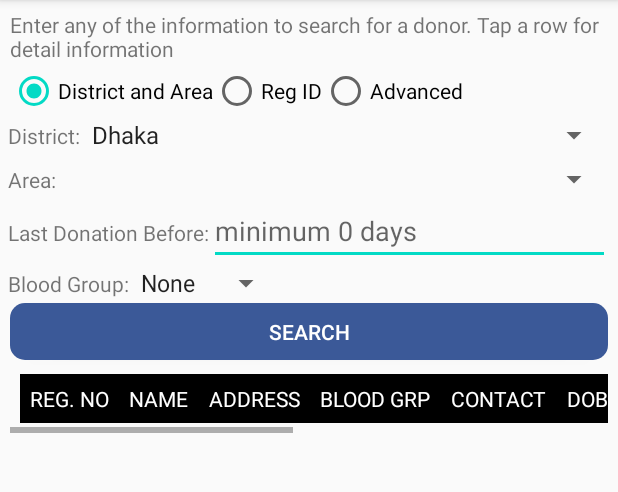
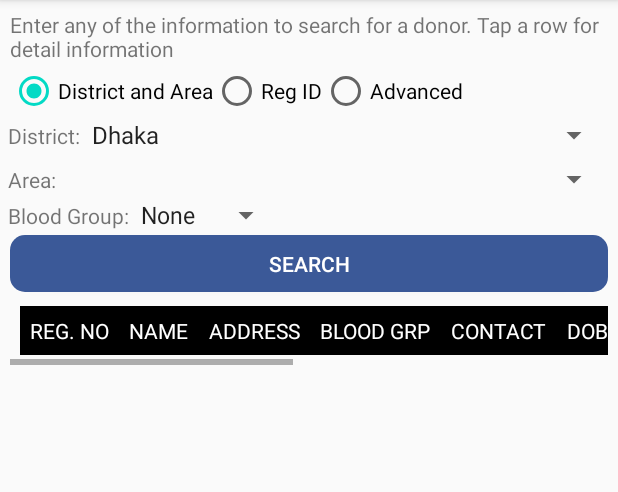
Before and after one commit to Nafiz43/MIST-Blood-Bank, an Android app: the Home screen opened directly, with no data from a screen before it, after a tap on "DONOR LIST", on a phone screen of 412 x 824 dp, the part 84-576 px from its top. Run offline under Robolectric (Android 15) with nearby library versions, the phone set to English and light mode, and no system bars; our stand-ins replace Firebase (no records; nobody signed in at launch, a user with empty details on screens opened directly).

Commit message:
3rd version(minor edits)

```diff
--- a/app/src/main/AndroidManifest.xml
+++ b/app/src/main/AndroidManifest.xml
@@ -4,7 +4,7 @@
 
     <application
         android:allowBackup="true"
-        android:icon="@drawable/logo"
+        android:icon="@drawable/mbb"
         android:label="MIST Blood Bank"
         android:roundIcon="@mipmap/ic_launcher_round"
         android:supportsRtl="true"
@@ -34,7 +34,7 @@
         <activity
             android:name=".MainActivity"
             android:label="MIST Blood Bank"
-            android:icon="@drawable/logo">
+            android:icon="@drawable/mbb">
             <intent-filter>
                 <action android:name="android.intent.action.MAIN" />
 
--- a/app/src/main/java/com/example/plasma_bank_cmh/Home.java
+++ b/app/src/main/java/com/example/plasma_bank_cmh/Home.java
@@ -39,12 +39,15 @@ public class Home extends AppCompatActivity implements NavigationView.OnNavigati
 
 
 
-        if (role.equals("Staff")  || role.equals("Doctor"))
+        if (role.equals("Staff")  || role.equals("Doctor")  ||role.equals("Student"))
         {
             //+pending.setEnabled(false);
             View b = findViewById(R.id.pending);
             b.setVisibility(View.GONE);
-
+        }
+        if(role.equals("Student")){
+            View b = findViewById(R.id.enroll_id);
+            b.setVisibility(View.GONE);
         }
 
         //THESE LINES OF CODE JUST SET UP THE NAVIGATION DRAWER WITH ITS FUNCTIONALITY
--- a/app/src/main/java/com/example/plasma_bank_cmh/MyTable.java
+++ b/app/src/main/java/com/example/plasma_bank_cmh/MyTable.java
@@ -177,8 +177,6 @@ public class MyTable {
                         "\nDOB: "+textView[5].getText()+
                         "\nmail: "+textView[6].getText()+
                         "\nhistory: "+textView[7].getText()+
-                        "\npositive date: "+textView[8].getText()+
-                        "\nnegative date: "+textView[9].getText()+
                         "\nlast donation date: "+textView[10].getText()
                 );
                 myAlertDialogBuilder.setCancelable(true);
--- a/app/src/main/res/layout/activity_donorlist.xml
+++ b/app/src/main/res/layout/activity_donorlist.xml
@@ -119,19 +119,22 @@
     <LinearLayout
         android:layout_width="match_parent"
         android:layout_height="wrap_content"
+        android:visibility="gone"
         >
         <TextView
             android:id="@+id/lastDonationBeforeTextView"
             android:layout_width="wrap_content"
             android:layout_height="wrap_content"
             android:text="Last Donation Before:"
+            android:visibility="gone"
             />
         <EditText
             android:id="@+id/lastDonationBeforeEditText"
             android:layout_width="match_parent"
             android:layout_height="wrap_content"
             android:inputType="numberSigned"
-            android:hint="minimum 0 days " />
+            android:hint="minimum 1212 days "
+            android:visibility="gone"/>
 
     </LinearLayout>
 
--- a/app/src/main/res/layout/activity_main.xml
+++ b/app/src/main/res/layout/activity_main.xml
@@ -19,7 +19,7 @@
         android:layout_width="match_parent"
         android:layout_height="240dp"
         android:layout_marginLeft="0dp"
-        android:layout_marginTop="0dp"
+        android:layout_marginTop="-5dp"
         android:layout_marginRight="0dp"
         app:srcCompat="@drawable/side" />
 
@@ -51,7 +51,6 @@
         android:layout_marginLeft="50dp"
         android:layout_marginRight="50dp"
         android:layout_marginBottom="15dp"
-
         android:ems="10"
         android:hint="Enter password"
         android:inputType="textPassword"
--- a/app/src/main/res/layout/nav_header_layout.xml
+++ b/app/src/main/res/layout/nav_header_layout.xml
@@ -11,7 +11,7 @@
     <ImageView
         android:layout_width="162dp"
         android:layout_height="123dp"
-        android:src="@drawable/cmh_logo" />
+        android:src="@drawable/mist" />
 
     <TextView
         android:layout_width="wrap_content"
--- a/app/src/main/res/values/strings.xml
+++ b/app/src/main/res/values/strings.xml
@@ -78,10 +78,7 @@
         The endeavor of CMH and MIST for making the Plasma bank app will enhance the capability of CMH to give better
         treatment to covid-19 Patients.</string>
     <string name="chief_message">
-        I am optimistic about Plasma therapy by Combined Military Hospital(CMH),
-        as part of a clinical trial to help fighting against the COVID-19. The plasma
-        bank app developed jointly by Military Institute of Science and Technology
-        (MIST) and CMH will make an effective bridge between plasma donors and patients.
+        I am optimistic about MIST Blood Bank Application. This app will help the students of MIST to find blood easily in case of any emergency.
     </string>
     <string name="dgms_message">
         It’s not currently known if convalescent plasma therapy will be an effective treatment against COVID-19.
```
Also changed, not shown: app/src/main/res/drawable-v24/mbb.png (added), app/src/main/res/drawable/side.jpg, 2 other files.
